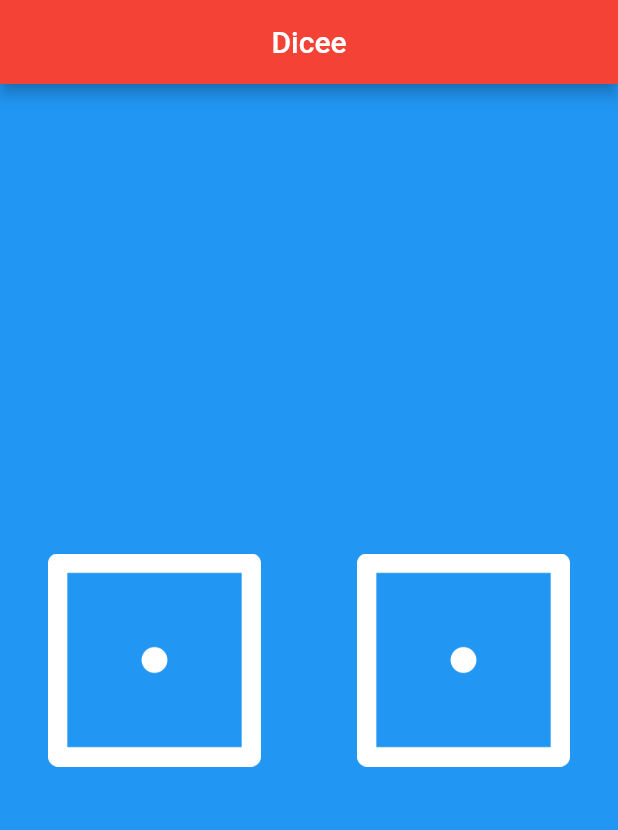
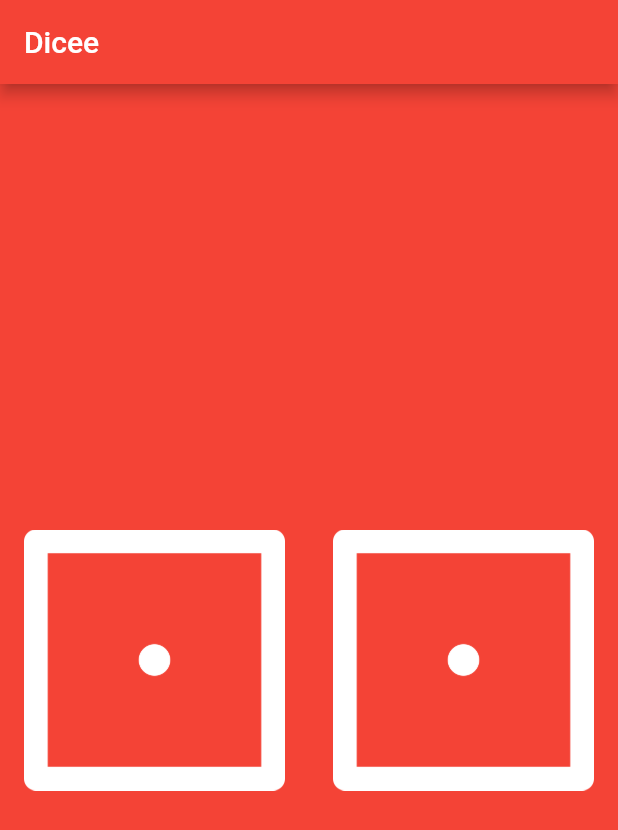
Before and after one commit to RahulMahesh62/Flutter_DiceApp, a Flutter app: the screen it shows after launch, on a phone screen of 412 x 824 dp. Shown: the top 830 px of the screen. Run offline on Flutter 3.47's test engine with Material 2 defaults, Android fonts, the phone set to English and light mode, and no system bars.

Commit message:
commit on master

```diff
--- a/lib/main.dart
+++ b/lib/main.dart
@@ -1,15 +1,14 @@
+import 'dart:math';
 import 'package:flutter/material.dart';
-import 'dart:math';
 
 void main() {
-
   return runApp(
     MaterialApp(
-      debugShowCheckedModeBanner: false ,
+      debugShowCheckedModeBanner: false,
       home: Scaffold(
-        backgroundColor: Colors.blue,
+        backgroundColor: Colors.red,
         appBar: AppBar(
-          title: Center(child: Text('Dicee')),
+          title: Text('Dicee'),
           backgroundColor: Colors.red,
         ),
         body: DicePage(),
@@ -24,36 +23,40 @@ class DicePage extends StatefulWidget {
 }
 
 class _DicePageState extends State<DicePage> {
-  int leftDiceNumber=1;
+  int leftDiceNumber = 1;
+  int rightDiceNumber = 1;
+
+  void changeDiceFace() {
+    setState(() {
+      leftDiceNumber = Random().nextInt(6) + 1;
+      rightDiceNumber = Random().nextInt(6) + 1;
+    });
+  }
+
   @override
   Widget build(BuildContext context) {
     return Center(
       child: Row(
         children: <Widget>[
           Expanded(
-            child: Padding(
-              padding: const EdgeInsets.all(16.0),
             child: FlatButton(
+              child: Image.asset(
+                'images/dice$leftDiceNumber.png',
+              ),
               onPressed: () {
-                  setState(() {
-                    leftDiceNumber=5;
-                  });
+                changeDiceFace();
               },
-                child: Image.asset('images/dice$leftDiceNumber.png'
             ),
           ),
+          //Get students to create the second die as a challenge
+          Expanded(
+            child: FlatButton(
+              child: Image.asset(
+                'images/dice$rightDiceNumber.png',
               ),
-        ),
-        Expanded(
-            child: Padding(
-              padding: const EdgeInsets.all(16.0),
-              child: FlatButton(
               onPressed: () {
-                  print('Right button Pressed');
+                changeDiceFace();
               },
-                child: Image.asset('images/dice1.png'
-                ),
-              ),
             ),
           ),
         ],
```
Also changed, not shown: 2 other files. Lines whose indentation alone changed are shown as unchanged.
